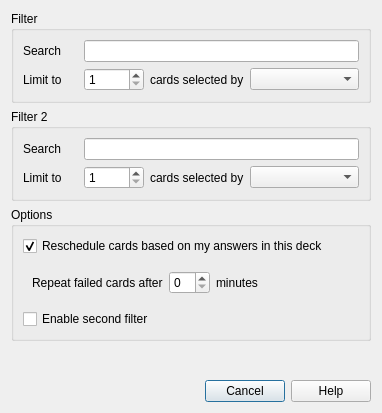
First picture: the form in designer/dyndconf.ui, repository ankitects/anki, before the edit.
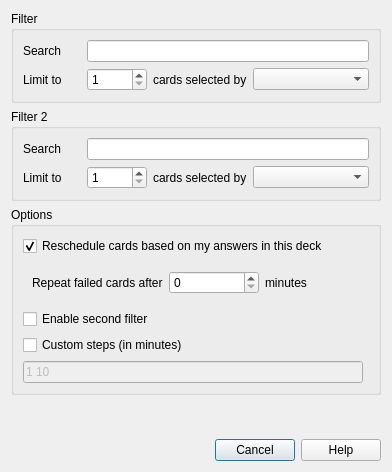
Second picture: the form after the edit.

Commit message: add custom steps back to v1 sched options

```diff
--- a/designer/dyndconf.ui
+++ b/designer/dyndconf.ui
@@ -6,8 +6,8 @@
    <rect>
     <x>0</x>
     <y>0</y>
-    <width>382</width>
-    <height>413</height>
+    <width>392</width>
+    <height>472</height>
    </rect>
   </property>
   <property name="windowTitle">
@@ -164,6 +164,23 @@
         </layout>
        </widget>
       </item>
+      <item row="4" column="0">
+       <widget class="QLineEdit" name="steps">
+        <property name="enabled">
+         <bool>false</bool>
+        </property>
+        <property name="text">
+         <string>1 10</string>
+        </property>
+       </widget>
+      </item>
+      <item row="3" column="0">
+       <widget class="QCheckBox" name="stepsOn">
+        <property name="text">
+         <string>Custom steps (in minutes)</string>
+        </property>
+       </widget>
+      </item>
      </layout>
     </widget>
    </item>
```
Left out of the diff: 19 changed lines with no effect on the pictures. The commit also changes 1 other file.
